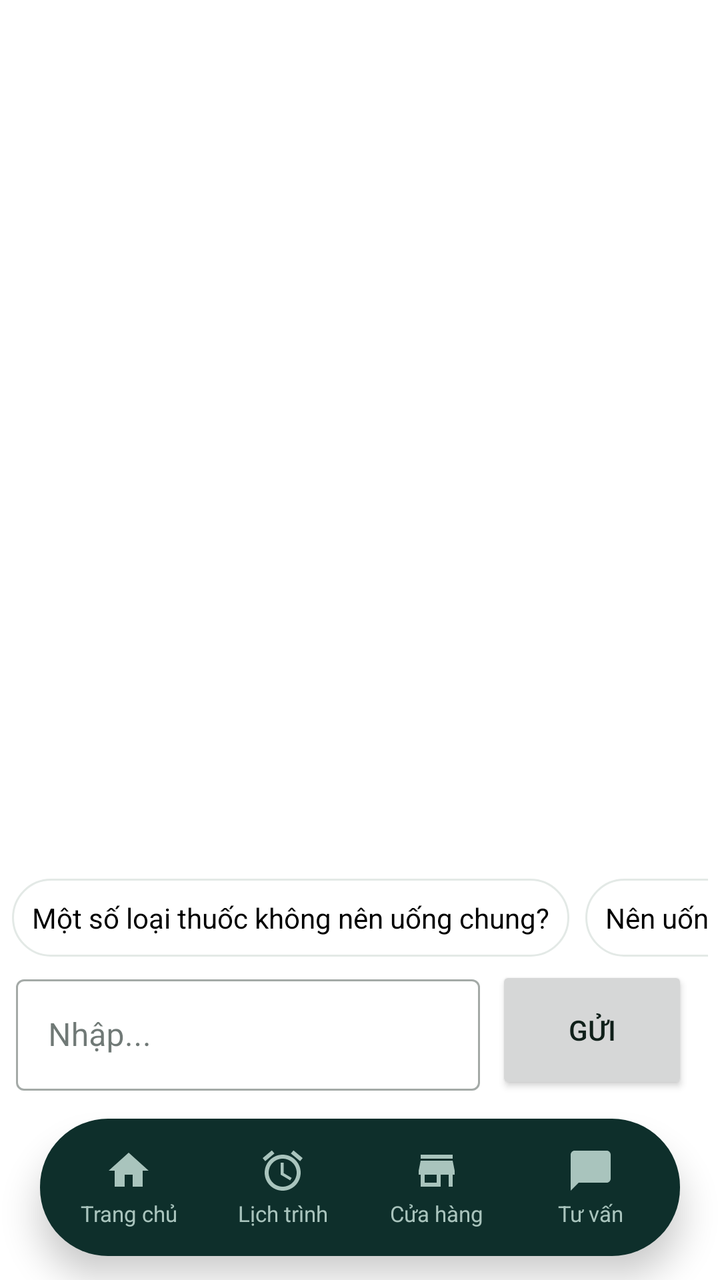
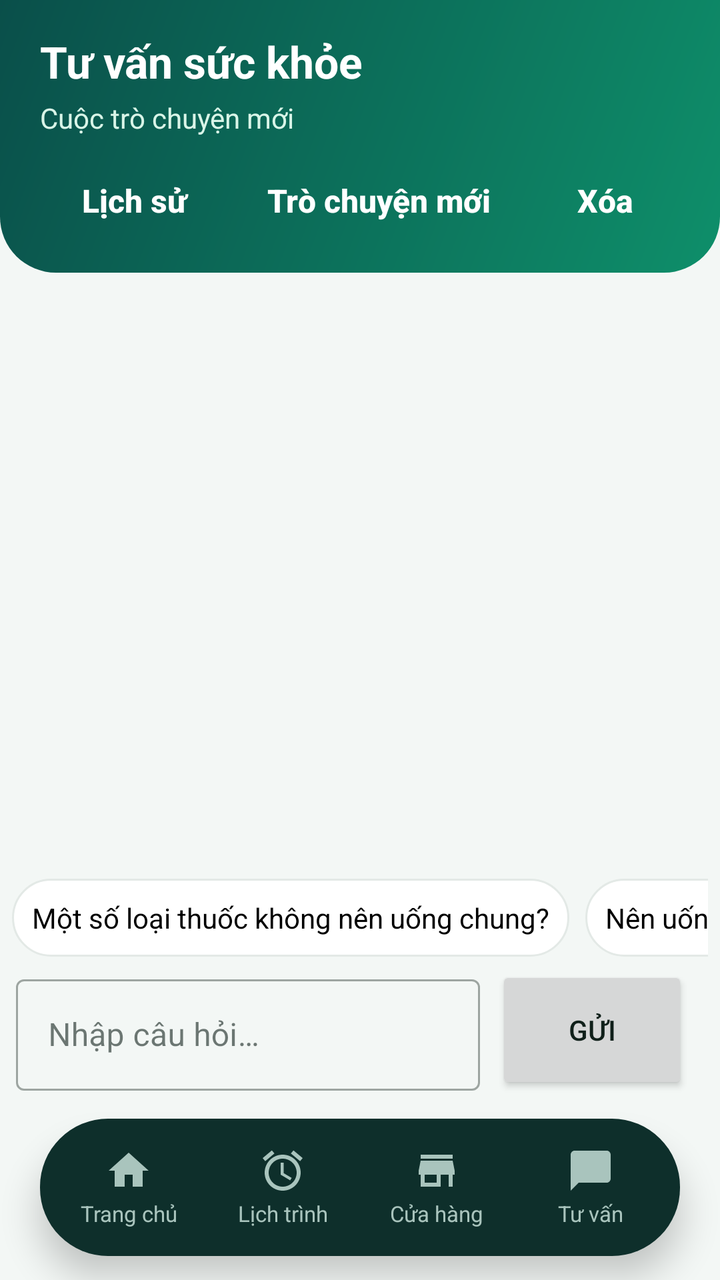

An Android layout rendered at two revisions. The XML below is the earlier revision; the diff shows what the commit changed to produce the second picture.
<!-- AndroidManifest.xml: application theme Theme.MedicationReminderApp -->
<!-- res/layout/activity_chatbox.xml -->
<?xml version="1.0" encoding="utf-8"?>
<androidx.constraintlayout.widget.ConstraintLayout xmlns:android="http://schemas.android.com/apk/res/android"
    xmlns:app="http://schemas.android.com/apk/res-auto"
    xmlns:tools="http://schemas.android.com/tools"
    android:layout_width="match_parent"
    android:layout_height="match_parent"
    android:background="#FFFFFF">


    <androidx.recyclerview.widget.RecyclerView
        android:id="@+id/recycler_view_chat"
        android:layout_width="0dp"
        android:layout_height="0dp"
        android:padding="8dp"
        app:layout_constraintTop_toTopOf="parent"
        app:layout_constraintBottom_toTopOf="@id/suggestion_container"
        app:layout_constraintStart_toStartOf="parent"
        app:layout_constraintEnd_toEndOf="parent" />


    <HorizontalScrollView
        android:id="@+id/suggestion_container"
        android:layout_width="0dp"
        android:layout_height="wrap_content"
        android:padding="6dp"
        android:scrollbars="none"
        app:layout_constraintBottom_toTopOf="@id/textInputLayout"
        app:layout_constraintStart_toStartOf="parent"
        app:layout_constraintEnd_toEndOf="parent">

        <LinearLayout
            android:layout_width="wrap_content"
            android:layout_height="wrap_content"
            android:orientation="horizontal">

            <TextView
                android:id="@+id/suggestion1"
                android:layout_marginEnd="8dp"
                android:layout_width="wrap_content"
                android:layout_height="wrap_content"
                android:padding="10dp"
                android:text="Một số loại thuốc không nên uống chung?"
                android:background="@drawable/bg_suggestion"
                android:textColor="#000000" />

            <TextView
                android:id="@+id/suggestion2"
                android:layout_width="wrap_content"
                android:layout_height="wrap_content"
                android:layout_marginEnd="8dp"
                android:padding="10dp"
                android:text="Nên uống thuốc trước hay sau khi ăn?"
                android:background="@drawable/bg_suggestion"
                android:textColor="#000000" />

            <TextView
                android:id="@+id/suggestion3"
                android:layout_width="wrap_content"
                android:layout_height="wrap_content"
                android:padding="10dp"
                android:text="Quên uống thuốc thì phải làm gì?"
                android:background="@drawable/bg_suggestion"
                android:textColor="#000000" />

        </LinearLayout>
    </HorizontalScrollView>


    <com.google.android.material.textfield.TextInputLayout
        android:id="@+id/textInputLayout"
        style="@style/Widget.MaterialComponents.TextInputLayout.OutlinedBox"
        android:layout_width="0dp"
        android:layout_height="wrap_content"
        android:layout_marginStart="8dp"
        android:layout_marginEnd="8dp"
        android:layout_marginBottom="8dp"
        app:layout_constraintBottom_toTopOf="@+id/bottom_navigation"
        app:layout_constraintStart_toStartOf="parent"
        app:layout_constraintEnd_toStartOf="@+id/button_send">

        <com.google.android.material.textfield.TextInputEditText
            android:id="@+id/edit_text_message"
            android:layout_width="match_parent"
            android:layout_height="wrap_content"
            android:hint="Nhập..."
            android:inputType="text" />
    </com.google.android.material.textfield.TextInputLayout>


    <Button
        android:id="@+id/button_send"
        android:layout_width="96dp"
        android:layout_height="64dp"
        android:layout_marginEnd="16dp"
        android:text="Gửi"
        app:layout_constraintTop_toTopOf="@id/textInputLayout"
        app:layout_constraintBottom_toBottomOf="@id/textInputLayout"
        app:layout_constraintEnd_toEndOf="parent" />


    <include
        android:id="@+id/bottom_navigation"
        layout="@layout/bottom_navigation"
        android:layout_width="match_parent"
        android:layout_height="wrap_content"
        app:layout_constraintBottom_toBottomOf="parent" />

</androidx.constraintlayout.widget.ConstraintLayout


    >
<!-- res/layout/bottom_navigation.xml (included above) -->
<?xml version="1.0" encoding="utf-8"?>
<FrameLayout xmlns:android="http://schemas.android.com/apk/res/android"
    android:layout_width="match_parent"
    android:layout_height="wrap_content"
    android:clipChildren="false"
    android:clipToPadding="false"
    android:paddingHorizontal="20dp"
    android:paddingTop="6dp"
    android:paddingBottom="12dp">

    <LinearLayout
        android:layout_width="match_parent"
        android:layout_height="wrap_content"
        android:background="@drawable/bottom_nav_background"
        android:elevation="10dp"
        android:orientation="horizontal"
        android:padding="6dp">

        <TextView
            android:id="@+id/navHome"
            style="@style/Widget.App.NavItem"
            android:layout_width="0dp"
            android:layout_height="wrap_content"
            android:layout_weight="1"
            android:drawableTop="@drawable/ic_home"
            android:text="Trang chủ" />

        <TextView
            android:id="@+id/navAlarm"
            style="@style/Widget.App.NavItem"
            android:layout_width="0dp"
            android:layout_height="wrap_content"
            android:layout_weight="1"
            android:drawableTop="@drawable/ic_alarm"
            android:text="Lịch trình" />

        <TextView
            android:id="@+id/navStore"
            style="@style/Widget.App.NavItem"
            android:layout_width="0dp"
            android:layout_height="wrap_content"
            android:layout_weight="1"
            android:drawableTop="@drawable/ic_store"
            android:text="Cửa hàng" />

        <TextView
            android:id="@+id/navConsultation"
            style="@style/Widget.App.NavItem"
            android:layout_width="0dp"
            android:layout_height="wrap_content"
            android:layout_weight="1"
            android:drawableTop="@drawable/ic_consultation"
            android:text="Tư vấn" />
    </LinearLayout>

</FrameLayout>
<!-- resources referenced by this layout -->
<resources>
  <!-- drawable bg_suggestion (drawable) -->
  <?xml version="1.0" encoding="utf-8"?>
  <shape xmlns:android="http://schemas.android.com/apk/res/android" android:shape="rectangle">
      <solid android:color="@color/surface" />
      <stroke android:width="1dp" android:color="@color/outline" />
      <corners android:radius="20dp" />
  </shape>
  <!-- drawable bottom_nav_background (drawable) -->
  <?xml version="1.0" encoding="utf-8"?>
  <shape xmlns:android="http://schemas.android.com/apk/res/android" android:shape="rectangle">
      <solid android:color="@color/ink_dark" />
      <corners android:radius="34dp" />
  </shape>
  <!-- drawable ic_consultation (drawable) -->
  <vector xmlns:android="http://schemas.android.com/apk/res/android"
      android:width="24dp"
      android:height="24dp"
      android:viewportWidth="24.0"
      android:viewportHeight="24.0"
      android:tint="?attr/colorControlNormal">
      <path
          android:fillColor="@android:color/white"
          android:pathData="M20,2H4C2.9,2 2,2.9 2,4v18l4,-4h14c1.1,0 2,-0.9 2,-2V4c0,-1.1 -0.9,-2 -2,-2z"/>
  </vector>
  <!-- drawable ic_home (drawable) -->
  <vector xmlns:android="http://schemas.android.com/apk/res/android"
      android:width="24dp"
      android:height="24dp"
      android:viewportWidth="24.0"
      android:viewportHeight="24.0">
      <path
          android:fillColor="#FF000000"
          android:pathData="M10,20v-6h4v6h5v-8h3L12,3 2,12h3v8z" />
  </vector>
  <!-- drawable ic_store (drawable) -->
  <vector xmlns:android="http://schemas.android.com/apk/res/android"
      android:width="24dp"
      android:height="24dp"
      android:viewportWidth="24.0"
      android:viewportHeight="24.0"
      android:tint="?attr/colorControlNormal">
      <path
          android:fillColor="@android:color/white"
          android:pathData="M20,4H4v2h16V4zM21,14v-2l-1,-5H4l-1,5v2h1v6h10v-6h4v6h2v-6h1zm-9,4H6v-4h6v4z"/>
  </vector>
  <color name="surface">#FFFFFF</color>
  <color name="outline">#E3E9E6</color>
  <color name="ink_dark">#0E2F2B</color>
  <color name="green_primary">#08825A</color>
  <color name="green_dark">#05654A</color>
  <color name="white">#FFFFFFFF</color>
  <color name="text_primary">#10201A</color>
  <color name="danger">#D93A40</color>
  <color name="background">#F3F7F5</color>
  <color name="text_secondary">#66756E</color>
  <color name="header_start">#0A4F4A</color>
  <style name="Widget.App.Chip" parent="Widget.MaterialComponents.Chip.Action">
          <item name="chipBackgroundColor">@color/green_light</item>
          <item name="chipStrokeWidth">0dp</item>
          <item name="chipCornerRadius">12dp</item>
          <item name="closeIconTint">@color/green_dark</item>
          <item name="android:textAppearance">@style/TextAppearance.App.Chip</item>
      </style>
  <color name="green_light">#D9F5E8</color>
  <style name="TextAppearance.App.Chip" parent="TextAppearance.MaterialComponents.Chip">
          <item name="android:textColor">@color/green_dark</item>
          <item name="android:textSize">15sp</item>
          <item name="android:textStyle">bold</item>
      </style>
  <!-- unchanged entries left out for length: 5 -->
</resources>

<!-- the commit's change to res/layout/activity_chatbox.xml (unified diff, before → after) -->
@@ -4,19 +4,110 @@
     xmlns:tools="http://schemas.android.com/tools"
     android:layout_width="match_parent"
     android:layout_height="match_parent"
-    android:background="#FFFFFF">
-
+    android:background="@color/background"
+    android:fitsSystemWindows="true">
+
+    <LinearLayout
+        android:id="@+id/chat_header"
+        android:layout_width="0dp"
+        android:layout_height="wrap_content"
+        android:background="@drawable/bg_home_calendar"
+        android:orientation="vertical"
+        android:paddingHorizontal="20dp"
+        android:paddingTop="16dp"
+        android:paddingBottom="12dp"
+        app:layout_constraintTop_toTopOf="parent"
+        app:layout_constraintStart_toStartOf="parent"
+        app:layout_constraintEnd_toEndOf="parent">
+
+        <TextView
+            android:layout_width="match_parent"
+            android:layout_height="wrap_content"
+            android:text="Tư vấn sức khỏe"
+            android:textColor="@color/white"
+            android:textSize="22sp"
+            android:textStyle="bold" />
+
+        <TextView
+            android:id="@+id/chat_conversation_title"
+            android:layout_width="match_parent"
+            android:layout_height="wrap_content"
+            android:layout_marginTop="4dp"
+            android:ellipsize="end"
+            android:maxLines="1"
+            android:text="Cuộc trò chuyện mới"
+            android:textColor="@color/green_light"
+            android:textSize="14sp" />
+
+        <LinearLayout
+            android:layout_width="match_parent"
+            android:layout_height="wrap_content"
+            android:layout_marginTop="8dp"
+            android:orientation="horizontal">
+
+            <com.google.android.material.button.MaterialButton
+                android:id="@+id/button_chat_history"
+                style="@style/Widget.MaterialComponents.Button.TextButton"
+                android:layout_width="0dp"
+                android:layout_height="wrap_content"
+                android:layout_weight="1"
+                android:minHeight="48dp"
+                android:paddingHorizontal="4dp"
+                android:text="Lịch sử"
+                android:textAllCaps="false"
+                android:textColor="@color/white" />
+
+            <com.google.android.material.button.MaterialButton
+                android:id="@+id/button_new_chat"
+                style="@style/Widget.MaterialComponents.Button.TextButton"
+                android:layout_width="0dp"
+                android:layout_height="wrap_content"
+                android:layout_weight="1.6"
+                android:minHeight="48dp"
+                android:paddingHorizontal="4dp"
+                android:text="Trò chuyện mới"
+                android:textAllCaps="false"
+                android:textColor="@color/white" />
+
+            <com.google.android.material.button.MaterialButton
+                android:id="@+id/button_delete_chat"
+                style="@style/Widget.MaterialComponents.Button.TextButton"
+                android:layout_width="0dp"
+                android:layout_height="wrap_content"
+                android:layout_weight="0.8"
+                android:minHeight="48dp"
+                android:paddingHorizontal="4dp"
+                android:text="Xóa"
+                android:textAllCaps="false"
+                android:textColor="@color/white" />
+        </LinearLayout>
+    </LinearLayout>
 
     <androidx.recyclerview.widget.RecyclerView
         android:id="@+id/recycler_view_chat"
         android:layout_width="0dp"
         android:layout_height="0dp"
         android:padding="8dp"
-        app:layout_constraintTop_toTopOf="parent"
+        android:clipToPadding="false"
+        app:layout_constraintTop_toBottomOf="@id/chat_header"
+        app:layout_constraintBottom_toTopOf="@id/chat_status"
+        app:layout_constraintStart_toStartOf="parent"
+        app:layout_constraintEnd_toEndOf="parent" />
+
+
+    <TextView
+        android:id="@+id/chat_status"
+        android:layout_width="0dp"
+        android:layout_height="wrap_content"
+        android:paddingHorizontal="20dp"
+        android:paddingVertical="8dp"
+        android:text="Trợ lý đang trả lời…"
+        android:textColor="@color/text_secondary"
+        android:textSize="13sp"
+        android:visibility="gone"
         app:layout_constraintBottom_toTopOf="@id/suggestion_container"
         app:layout_constraintStart_toStartOf="parent"
         app:layout_constraintEnd_toEndOf="parent" />
-
 
     <HorizontalScrollView
         android:id="@+id/suggestion_container"
@@ -82,8 +173,9 @@
             android:id="@+id/edit_text_message"
             android:layout_width="match_parent"
             android:layout_height="wrap_content"
-            android:hint="Nhập..."
-            android:inputType="text" />
+            android:hint="Nhập câu hỏi…"
+            android:inputType="textCapSentences|textMultiLine"
+            android:maxLines="4" />
     </com.google.android.material.textfield.TextInputLayout>
 
 
@@ -105,10 +197,7 @@
         android:layout_height="wrap_content"
         app:layout_constraintBottom_toBottomOf="parent" />
 
-</androidx.constraintlayout.widget.ConstraintLayout
-
-
-    >
+</androidx.constraintlayout.widget.ConstraintLayout>
 <!-- res/layout/bottom_navigation.xml (included above) -->
 <?xml version="1.0" encoding="utf-8"?>
 <FrameLayout xmlns:android="http://schemas.android.com/apk/res/android"
<!-- resource entries referenced after the edit -->
@@ -51,11 +51,22 @@
   <color name="green_primary">#08825A</color>
   <color name="green_dark">#05654A</color>
   <color name="white">#FFFFFFFF</color>
+  <!-- drawable bg_home_calendar (drawable) -->
+  <?xml version="1.0" encoding="utf-8"?>
+  <shape xmlns:android="http://schemas.android.com/apk/res/android" android:shape="rectangle">
+      <gradient
+          android:angle="315"
+          android:startColor="@color/header_start"
+          android:endColor="@color/header_end"
+          android:type="linear" />
+      <corners android:bottomLeftRadius="28dp" android:bottomRightRadius="28dp" />
+  </shape>
   <color name="text_primary">#10201A</color>
   <color name="danger">#D93A40</color>
   <color name="background">#F3F7F5</color>
   <color name="text_secondary">#66756E</color>
   <color name="header_start">#0A4F4A</color>
+  <color name="header_end">#0E8F6A</color>
   <style name="Widget.App.Chip" parent="Widget.MaterialComponents.Chip.Action">
           <item name="chipBackgroundColor">@color/green_light</item>
           <item name="chipStrokeWidth">0dp</item>
